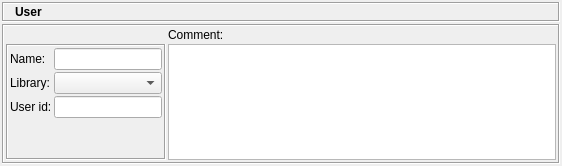
Old version of the form src/gui/userdialog_q.ui in the repository fwbuilder/fwbuilder.
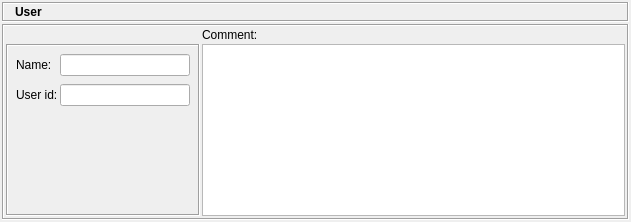
New version of the form. Icons and pictures are not drawn.

Commit message: Removed "Library" from all object dialogs; some dialogs tidying

What changed in the file:
```diff
--- a/src/gui/userdialog_q.ui
+++ b/src/gui/userdialog_q.ui
@@ -8,8 +8,8 @@
    <rect>
     <x>0</x>
     <y>0</y>
-    <width>562</width>
-    <height>166</height>
+    <width>631</width>
+    <height>222</height>
    </rect>
   </property>
   <property name="sizePolicy" >
@@ -218,22 +218,22 @@
           </property>
           <layout class="QGridLayout" >
            <property name="leftMargin" >
-            <number>2</number>
+            <number>8</number>
            </property>
            <property name="topMargin" >
-            <number>2</number>
+            <number>8</number>
            </property>
            <property name="rightMargin" >
-            <number>2</number>
+            <number>8</number>
            </property>
            <property name="bottomMargin" >
-            <number>2</number>
+            <number>8</number>
            </property>
            <property name="horizontalSpacing" >
             <number>2</number>
            </property>
            <property name="verticalSpacing" >
-            <number>2</number>
+            <number>8</number>
            </property>
            <item row="4" column="1" >
             <spacer>
@@ -261,16 +261,6 @@
              </property>
             </widget>
            </item>
-           <item row="1" column="0" >
-            <widget class="QLabel" name="textLabel1_2" >
-             <property name="text" >
-              <string>Library:</string>
-             </property>
-             <property name="wordWrap" >
-              <bool>false</bool>
-             </property>
-            </widget>
-           </item>
            <item row="2" column="1" >
             <widget class="QLineEdit" name="userid" >
              <property name="sizePolicy" >
@@ -299,15 +289,11 @@
                <verstretch>0</verstretch>
               </sizepolicy>
              </property>
-            </widget>
-           </item>
-           <item row="1" column="1" >
-            <widget class="QComboBox" name="libs" >
-             <property name="sizePolicy" >
-              <sizepolicy vsizetype="Fixed" hsizetype="Preferred" >
-               <horstretch>0</horstretch>
-               <verstretch>0</verstretch>
-              </sizepolicy>
+             <property name="minimumSize" >
+              <size>
+               <width>130</width>
+               <height>0</height>
+              </size>
              </property>
             </widget>
            </item>
```
Left out of the diff: 17 changed lines with no effect on the pictures. The commit also changes 41 other files.
